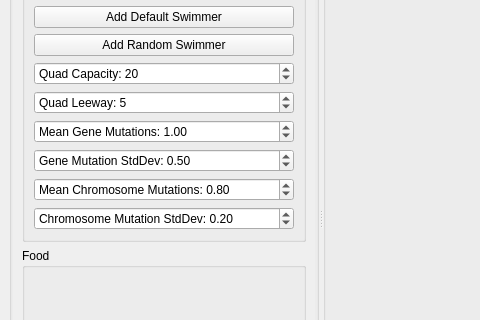
Above: MainWindow.ui from mikepyne/Trilobytes before the change; both pictures show x 0 to 480 and y 146 to 466 of the 1000 by 800 pixel window. Below: the same form after it.
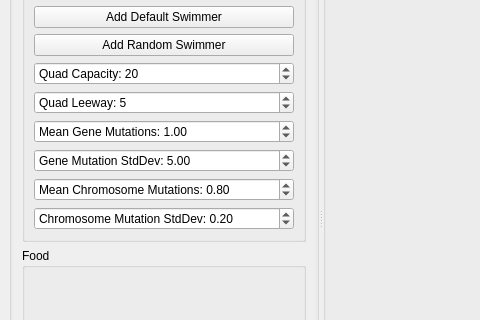
That is the form after the change. Custom widgets are drawn as their Qt base class.

```diff
--- a/MainWindow.ui
+++ b/MainWindow.ui
@@ -81,7 +81,7 @@
                 <rect>
                  <x>0</x>
                  <y>0</y>
-                 <width>235</width>
+                 <width>292</width>
                  <height>663</height>
                 </rect>
                </property>
@@ -131,13 +131,13 @@
                       <string>Gene Mutation StdDev: </string>
                      </property>
                      <property name="maximum">
-                      <double>5.000000000000000</double>
+                      <double>100.000000000000000</double>
                      </property>
                      <property name="singleStep">
                       <double>0.100000000000000</double>
                      </property>
                      <property name="value">
-                      <double>0.500000000000000</double>
+                      <double>5.000000000000000</double>
                      </property>
                     </widget>
                    </item>
```
